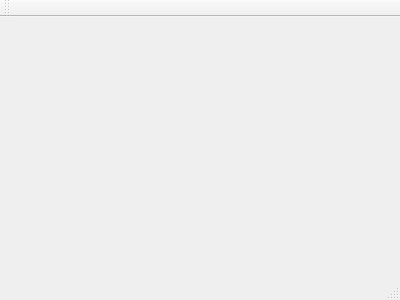
Hlebnikov/fileCounter, file mainwindow.ui: the form before one commit.
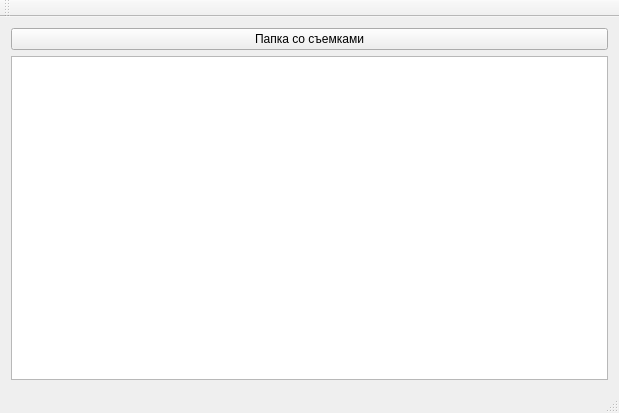
The form after the commit.

Commit message: подсчет

```diff
--- a/mainwindow.ui
+++ b/mainwindow.ui
@@ -1,24 +1,52 @@
 <ui version="4.0">
  <class>MainWindow</class>
- <widget class="QMainWindow" name="MainWindow" >
-  <property name="geometry" >
+ <widget class="QMainWindow" name="MainWindow">
+  <property name="geometry">
    <rect>
     <x>0</x>
     <y>0</y>
-    <width>400</width>
-    <height>300</height>
+    <width>619</width>
+    <height>413</height>
    </rect>
   </property>
   <property name="windowTitle" >
    <string>MainWindow</string>
   </property>
-  <widget class="QMenuBar" name="menuBar" />
-  <widget class="QToolBar" name="mainToolBar" />
-  <widget class="QWidget" name="centralWidget" />
-  <widget class="QStatusBar" name="statusBar" />
+  <widget class="QWidget" name="centralWidget">
+   <layout class="QVBoxLayout" name="verticalLayout">
+    <item>
+     <widget class="QPushButton" name="pushButton">
+      <property name="text">
+       <string>Папка со съемками</string>
+      </property>
+     </widget>
+    </item>
+    <item>
+     <widget class="QTableWidget" name="tableWidget"/>
+    </item>
+   </layout>
+  </widget>
+  <widget class="QMenuBar" name="menuBar">
+   <property name="geometry">
+    <rect>
+     <x>0</x>
+     <y>0</y>
+     <width>619</width>
+     <height>21</height>
+    </rect>
+   </property>
+  </widget>
+  <widget class="QToolBar" name="mainToolBar">
+   <attribute name="toolBarArea">
+    <enum>TopToolBarArea</enum>
+   </attribute>
+   <attribute name="toolBarBreak">
+    <bool>false</bool>
+   </attribute>
+  </widget>
+  <widget class="QStatusBar" name="statusBar"/>
  </widget>
- <layoutDefault spacing="6" margin="11" />
- <pixmapfunction></pixmapfunction>
+ <layoutdefault spacing="6" margin="11"/>
  <resources/>
  <connections/>
 </ui>
```
Left out of the diff: 3 changed lines with no effect on the pictures. The commit also changes 2 other files.
